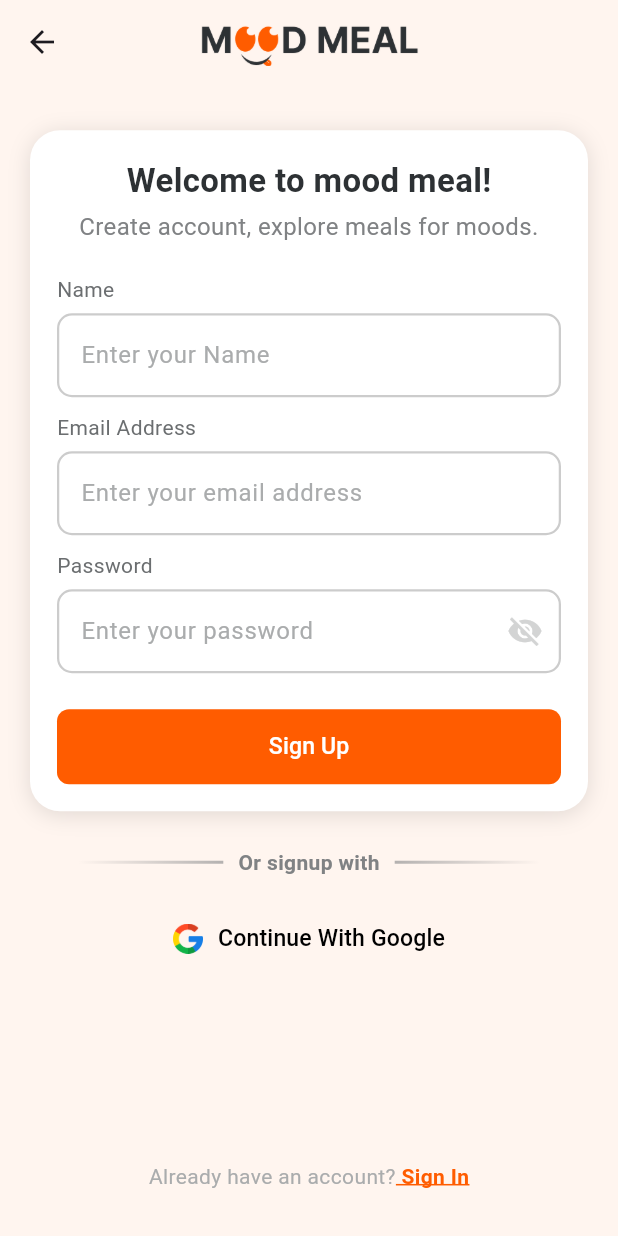
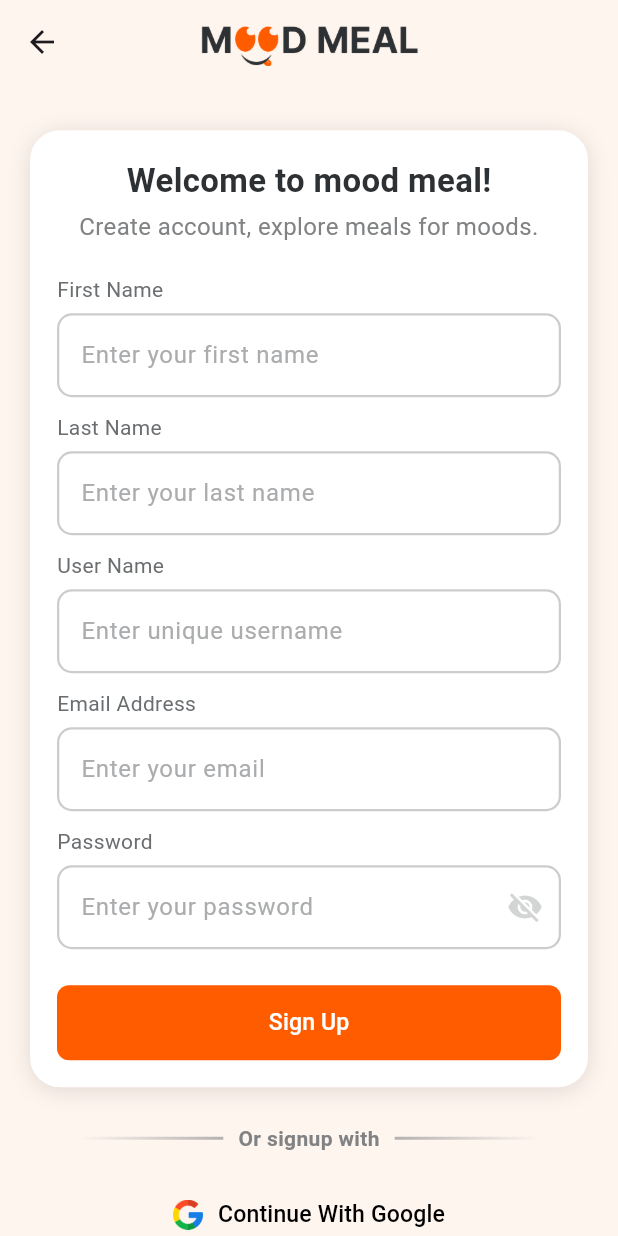
Before and after one commit to MihirParmar-Dignizant/mood-meal, a Flutter app: the SignUpScreen screen opened by its route, on a phone screen of 412 x 824 dp. Run offline on Flutter 3.47's test engine with Material 3 defaults, Android fonts, the phone set to English and light mode, and no system bars; our stand-ins replace firebase_core, flutter_screenutil, flutter_svg, lottie, shared_preferences; accounts and stored records are empty.

Commit message:
mood meal

```diff
--- /dev/null
+++ b/devtools_options.yaml
@@ -0,0 +1,3 @@
+description: This file stores settings for Dart & Flutter DevTools.
+documentation: https://docs.flutter.dev/tools/devtools/extensions#configure-extension-enablement-states
+extensions:
--- a/lib/router/app_router.dart
+++ b/lib/router/app_router.dart
@@ -3,13 +3,13 @@ import 'package:mood_meal/router/routes.dart';
 import 'package:mood_meal/screens/auth/email_send_screen.dart';
 import 'package:mood_meal/screens/auth/forgot_password_screen.dart';
 import 'package:mood_meal/screens/auth/reset_password_screen.dart';
-import 'package:mood_meal/screens/auth/signin_screen.dart';
+import 'package:mood_meal/screens/auth/signIn/view/signin_screen.dart';
 import 'package:mood_meal/screens/auth/successful_message.dart';
 import 'package:mood_meal/screens/mainHome_screen.dart';
 import 'package:mood_meal/screens/onboarding/dietary_prefrence.dart';
 import 'package:mood_meal/screens/splash_screen.dart';
 
-import '../screens/auth/signup_screen.dart';
+import '../screens/auth/signUp/view/signup_screen.dart';
 
 class AppRouter {
   static Map<String, WidgetBuilder> appRoutes = {
--- /dev/null
+++ b/lib/screens/auth/signUp/view/signup_screen.dart
@@ -0,0 +1,204 @@
+import 'package:flutter/material.dart';
+import 'package:flutter_screenutil/flutter_screenutil.dart';
+import 'package:mood_meal/constant/app_colors.dart';
+import 'package:mood_meal/router/routes.dart';
+import 'package:mood_meal/widget/app_bar.dart';
+
+import '../../../../widget/build_button.dart';
+import '../../../../widget/or_divider.dart';
+import '../../../../widget/snackBar.dart';
+import '../../../../widget/text_field.dart';
+import '../viewModel/signup_viewmodel.dart'; // Add this import
+
+class SignUpScreen extends StatefulWidget {
+  const SignUpScreen({super.key});
+
+  @override
+  State<SignUpScreen> createState() => _SignUpScreenState();
+}
+
+class _SignUpScreenState extends State<SignUpScreen> {
+  final SignUpViewModel viewModel = SignUpViewModel();
+  bool _isLoading = false;
+
+  void handleSignUp() async {
+    setState(() => _isLoading = true);
+
+    final result = await viewModel.submitForm();
+
+    if (!mounted) return;
+
+    setState(() => _isLoading = false);
+
+    if (result == null) {
+      showCustomSnackBar(
+        context,
+        message: "Sign up successful!",
+        icon: Icons.check_circle_outline,
+        backgroundColor: Colors.green,
+      );
+
+      Navigator.pushNamedAndRemoveUntil(
+        context,
+        Routes.mainHome,
+        (route) => false,
+      );
+    } else {
+      showCustomSnackBar(
+        context,
+        message: result,
+        icon: Icons.error_outline,
+        backgroundColor: Colors.red,
+      );
+    }
+  }
+
+  @override
+  Widget build(BuildContext context) {
+    return Scaffold(
+      backgroundColor: AppColors.primary100,
+      appBar: const CustomTopAppBar(isImage: true, label: ""),
+      body: LayoutBuilder(
+        builder: (context, constraints) {
+          return SingleChildScrollView(
+            padding: const EdgeInsets.symmetric(horizontal: 20),
+            child: ConstrainedBox(
+              constraints: BoxConstraints(minHeight: constraints.maxHeight),
+              child: IntrinsicHeight(
+                child: Form(
+                  key: viewModel.formKey,
+                  child: Column(
+                    children: [
+                      const SizedBox(height: 30),
+                      Container(
+                        padding: const EdgeInsets.all(18),
+                        decoration: BoxDecoration(
+                          color: AppColors.white,
+                          borderRadius: BorderRadius.circular(20),
+                          boxShadow: [
+                            BoxShadow(
+                              color: Colors.black.withAlpha(30),
+                              blurRadius: 12,
+                              offset: const Offset(0, 2),
+                            ),
+                          ],
+                        ),
+                        child: Column(
+                          children: [
+                            Text(
+                              "Welcome to mood meal!",
+                              style: TextStyle(
+                                fontSize: 20.sp,
+                                fontWeight: FontWeight.w600,
+                                color: AppColors.secondary1000,
+                              ),
+                            ),
+                            const SizedBox(height: 4),
+                            Text(
+                              "Create account, explore meals for moods.",
+                              textAlign: TextAlign.center,
+                              style: TextStyle(
+                                fontSize: 16,
+                                color: AppColors.secondary600,
+                              ),
+                            ),
+                            const SizedBox(height: 20),
+
+                            CustomTextField(
+                              label: 'First Name',
+                              hint: 'Enter your first name',
+                              controller: viewModel.fNameController,
+                            ),
+                            const SizedBox(height: 10),
+                            CustomTextField(
+                              label: 'Last Name',
+                              hint: 'Enter your last name',
+                              controller: viewModel.lNameController,
+                            ),
+                            const SizedBox(height: 10),
+                            CustomTextField(
+                              label: 'User Name',
+                              hint: 'Enter unique username',
+                              controller: viewModel.userNameController,
+                            ),
+                            const SizedBox(height: 10),
+                            CustomTextField(
+                              label: 'Email Address',
+                              hint: 'Enter your email',
+                              controller: viewModel.emailController,
+                            ),
+                            const SizedBox(height: 10),
+                            CustomTextField(
+                              label: 'Password',
+                              hint: 'Enter your password',
+                              isPassword: true,
+                              controller: viewModel.passwordController,
+                            ),
+                            const SizedBox(height: 24),
+
+                            _isLoading
+                                ? const Center(
+                                  child: CircularProgressIndicator(),
+                                )
+                                : buildButton(
+                                  text: "Sign Up",
+                                  backgroundColor: AppColors.primary1000,
+                                  textColor: Colors.white,
+                                  onPressed: handleSignUp,
+                                ),
+                          ],
+                        ),
+                      ),
+                      const SizedBox(height: 24),
+                      const OrDivider(text: "Or signup with"),
+                      const SizedBox(height: 16),
+
+                      buildButton(
+                        text: "Continue With Google",
+                        isGoogle: true,
+                        backgroundColor: AppColors.primary100,
+                        onPressed: () {
+                          // TODO: Google Sign-In
+                        },
+                      ),
+
+                      const Spacer(),
+                      const SizedBox(height: 20),
+                      Row(
+                        mainAxisAlignment: MainAxisAlignment.center,
+                        children: [
+                          Text(
+                            "Already have an account?",
+                            style: TextStyle(
+                              color: AppColors.secondary400,
+                              fontSize: 14,
+                            ),
+                          ),
+                          GestureDetector(
+                            onTap: () => Navigator.pop(context),
+                            child: Text(
+                              " Sign In",
+                              style: TextStyle(
+                                color: AppColors.primary1000,
+                                fontWeight: FontWeight.w600,
+                                fontSize: 14,
+                                decoration: TextDecoration.underline,
+                                decorationColor: AppColors.primary1000,
+                                decorationThickness: 1.5,
+                              ),
+                            ),
+                          ),
+                        ],
+                      ),
+                      const SizedBox(height: 30),
+                    ],
+                  ),
+                ),
+              ),
+            ),
+          );
+        },
+      ),
+    );
+  }
+}
--- /dev/null
+++ b/lib/screens/auth/signUp/viewModel/signup_viewmodel.dart
@@ -0,0 +1,32 @@
+import 'package:flutter/material.dart';
+import 'package:mood_meal/services/api/api_services.dart';
+
+class SignUpViewModel {
+  final formKey = GlobalKey<FormState>();
+
+  final TextEditingController fNameController = TextEditingController();
+  final TextEditingController lNameController = TextEditingController();
+  final TextEditingController userNameController = TextEditingController();
+  final TextEditingController emailController = TextEditingController();
+  final TextEditingController passwordController = TextEditingController();
+
+  final ApiService _authService = ApiService();
+
+  Future<String?> submitForm() async {
+    if (!formKey.currentState!.validate()) {
+      return "Please fill all fields correctly.";
+    }
+
+    formKey.currentState!.save();
+
+    final formData = {
+      "firstName": fNameController.text.trim(),
+      "lastName": lNameController.text.trim(),
+      "userName": userNameController.text.trim(),
+      "userEmail": emailController.text.trim(),
+      "password": passwordController.text.trim(),
+    };
+
+    return await _authService.signUp(formData);
+  }
+}
--- a/lib/screens/auth/signup_screen.dart
+++ /dev/null
@@ -1,233 +0,0 @@
-import 'package:flutter/material.dart';
-import 'package:flutter_screenutil/flutter_screenutil.dart';
-import 'package:mood_meal/constant/app_colors.dart';
-import 'package:mood_meal/router/routes.dart';
-import 'package:mood_meal/widget/app_bar.dart';
-
-import '../../widget/build_button.dart';
-import '../../widget/or_divider.dart';
-import '../../widget/text_field.dart';
-
-class SignUpScreen extends StatefulWidget {
-  const SignUpScreen({super.key});
-
-  @override
-  State<SignUpScreen> createState() => _SignUpScreenState();
-}
-
-class _SignUpScreenState extends State<SignUpScreen> {
-  final formKey = GlobalKey<FormState>();
-  final TextEditingController nameController = TextEditingController();
-  final TextEditingController emailController = TextEditingController();
-  final TextEditingController passwordController = TextEditingController();
-
-  // final AuthService authService = AuthService();
-
-  @override
-  Widget build(BuildContext context) {
-    return Scaffold(
-      backgroundColor: AppColors.primary100,
-      appBar: const CustomTopAppBar(isImage: true, label: ""),
-      body: LayoutBuilder(
-        builder: (context, constraints) {
-          return SingleChildScrollView(
-            padding: const EdgeInsets.symmetric(horizontal: 20),
-            child: ConstrainedBox(
-              constraints: BoxConstraints(minHeight: constraints.maxHeight),
-              child: IntrinsicHeight(
-                child: Form(
-                  key: formKey,
-                  child: Column(
-                    crossAxisAlignment: CrossAxisAlignment.center,
-                    children: [
-                      const SizedBox(height: 30),
-
-                      // Card
-                      Container(
-                        padding: const EdgeInsets.all(18),
-                        decoration: BoxDecoration(
-                          color: AppColors.white,
-                          borderRadius: BorderRadius.circular(20),
-                          boxShadow: [
-                            BoxShadow(
-                              color: Colors.black.withAlpha(30),
-                              blurRadius: 12,
-                              offset: const Offset(0, 2),
-                            ),
-                          ],
-                        ),
-                        child: Column(
-                          crossAxisAlignment: CrossAxisAlignment.start,
-                          children: [
-                            Center(
-                              child: Column(
-                                crossAxisAlignment: CrossAxisAlignment.center,
-                                children: [
-                                  Text(
-                                    "Welcome to mood meal!",
-                                    style: TextStyle(
-                                      fontSize: 20.sp,
-                                      fontWeight: FontWeight.w600,
-                                      color: AppColors.secondary1000,
-                                    ),
-                                  ),
-                                  const SizedBox(height: 4),
-                                  Text(
-                                    "Create account, explore meals for moods.",
-                                    style: TextStyle(
-                                      fontSize: 16,
-                                      fontWeight: FontWeight.w400,
-                                      color: AppColors.secondary600,
-                                    ),
-                                    textAlign: TextAlign.center,
-                                  ),
-                                  const SizedBox(height: 20),
-                                ],
-                              ),
-                            ),
-
-                            // Name Field
-                            CustomTextField(
-                              label: 'Name',
-                              hint: 'Enter your Name',
-                              controller: nameController,
-                            ),
-
-                            const SizedBox(height: 10),
-
-                            // Email Field
-                            CustomTextField(
-                              label: 'Email Address',
-                              hint: 'Enter your email address',
-                              controller: emailController,
-                            ),
-
-                            const SizedBox(height: 10),
-
-                            // Password Field
-                            CustomTextField(
-                              label: 'Password',
-                              hint: 'Enter your password',
-                              isPassword: true,
-                              controller: passwordController,
-                            ),
-
-                            const SizedBox(height: 24),
-
-                            // Sign Up Button
-                            buildButton(
-                              text: "Sign Up",
-                              backgroundColor: AppColors.primary1000,
-                              textColor: Colors.white,
-                              onPressed: () async {
-                                Navigator.pushNamed(
-                                  context,
-                                  Routes.forgotPassword,
-                                  // (route) => false,
-                                );
-
-                                //
-                                // if (!formKey.currentState!.validate()) {
-                                //   showCustomSnackBar(
-                                //     context,
-                                //     message:
-                                //         "Please fill all fields correctly.",
-                                //     icon: Icons.warning_amber_outlined,
-                                //     backgroundColor: AppColors.red,
-                                //   );
-                                //   return;
-                                // }
-                                //
-                                // formKey.currentState!.save();
-                                //
-                                // final error = await authService.signUp(
-                                //   fullName: nameController.text.trim(),
-                                //   email: emailController.text.trim(),
-                                //   password: passwordController.text.trim(),
-                                // );
-                                //
-                                // if (!context.mounted) return;
-                                //
-                                // if (error == null) {
-                                //   showCustomSnackBar(
-                                //     context,
-                                //     message: "Login Successful!",
-                                //     icon: Icons.check_circle_outline,
-                                //     backgroundColor: AppColors.green,
-                                //   );
-                                //   Navigator.pushNamedAndRemoveUntil(
-                                //     context,
-                                //     Routes.mainHome,
-                                //         (route) => false,
-                                //   );
-                                // } else {
-                                //   showCustomSnackBar(
-                                //     context,
-                                //     message: error,
-                                //     icon: Icons.error_outline,
-                                //     backgroundColor: AppColors.red,
-                                //   );
-                                // }
-                              },
-                            ),
-                          ],
-                        ),
-                      ),
-
-                      const SizedBox(height: 24),
-                      const OrDivider(text: "Or signup with"),
-                      const SizedBox(height: 16),
-
-                      buildButton(
-                        text: "Continue With Google",
-                        isGoogle: true,
-                        backgroundColor: AppColors.primary100,
-                        onPressed: () {
-                          // Google Sign-In
-                        },
-                      ),
-
-                      const Spacer(), // pushes footer to bottom
-
-                      const SizedBox(height: 20),
-
-                      Row(
-                        mainAxisAlignment: MainAxisAlignment.center,
-                        children: [
-                          Text(
-                            "Already have an account?",
-                            style: TextStyle(
-                              color: AppColors.secondary400,
-                              fontSize: 14,
-                            ),
-                          ),
-                          GestureDetector(
-                            onTap: () => Navigator.pop(context),
-                            child: Text(
-                              " Sign In",
-                              style: TextStyle(
-                                color: AppColors.primary1000,
-                                fontWeight: FontWeight.w600,
-                                fontSize: 14,
-                                decoration: TextDecoration.underline,
-                                decorationColor: AppColors.primary1000,
-                                decorationThickness: 1.5,
-                                decorationStyle: TextDecorationStyle.solid,
-                              ),
-                            ),
-                          ),
-                        ],
-                      ),
-
-                      const SizedBox(height: 30),
-                    ],
-                  ),
-                ),
-              ),
-            ),
-          );
-        },
-      ),
-    );
-  }
-}
--- a/pubspec.yaml
+++ b/pubspec.yaml
@@ -40,6 +40,8 @@ dependencies:
   url_launcher: ^6.2.1
   lottie: ^3.0.0
   http: ^0.13.6
+  sqflite: ^2.3.2
+  path: ^1.9.0
 
   firebase_core: ^2.30.0
   firebase_auth: ^4.17.8
```
Also changed, not shown: lib/constant/api_constant.dart (added, +28 -0 lines), lib/screens/auth/signIn/view/signin_screen.dart (renamed from lib/screens/auth/signin_screen.dart, +4 -4 lines), lib/screens/auth/signUp/model/signup_user_model.dart (added, +25 -0 lines), lib/screens/onboarding/page/mood_goal_page.dart (+7 -1 lines), lib/services/api/api_services.dart (+23 -38 lines), lib/screens/auth/signIn/model/signIn_model.dart (added), lib/screens/auth/signIn/viewModel/signIn_viewModel.dart (added), pubspec.lock.
